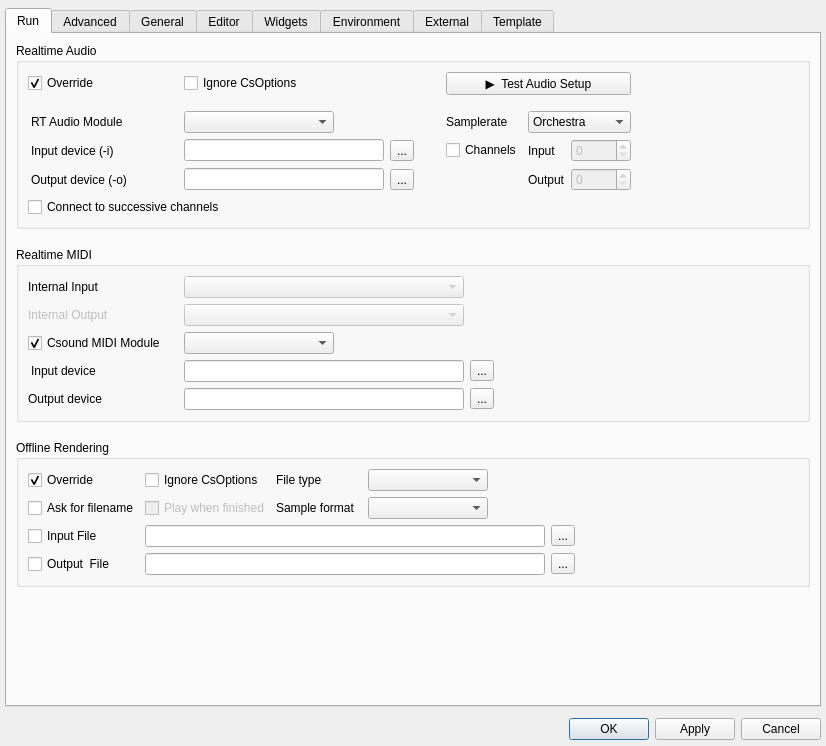
Qt form src/configdialog.ui (CsoundQt/CsoundQt) before a commit.
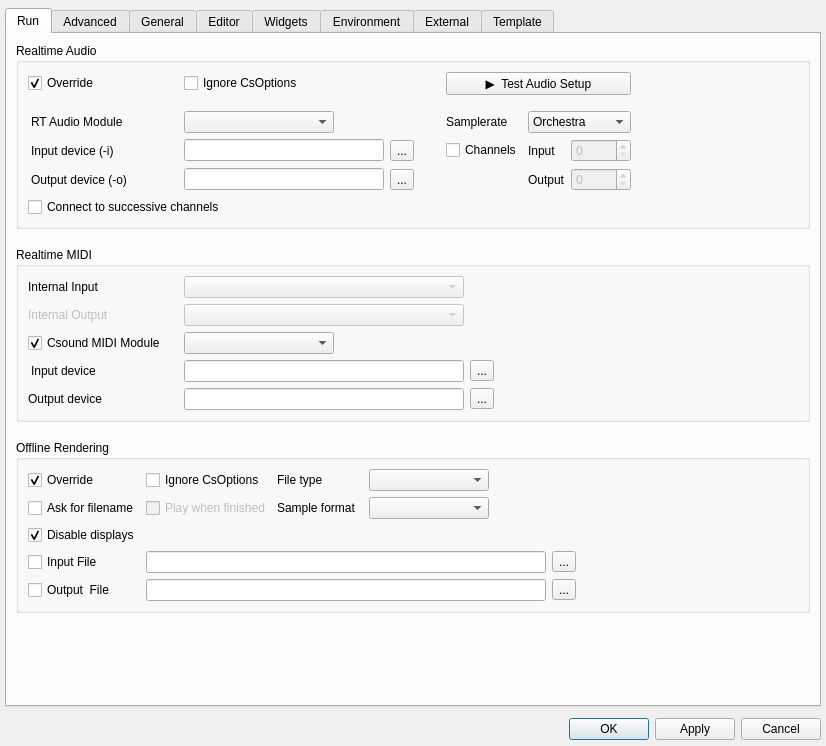
The same form after that commit. The open tabs and pages were chosen to show the change.

```diff
--- a/src/configdialog.ui
+++ b/src/configdialog.ui
@@ -862,6 +862,19 @@
                 <property name="spacing">
                  <number>6</number>
                 </property>
+                <item row="2" column="0">
+                 <widget class="QCheckBox" name="DisableDisplaysCheckBox">
+                  <property name="toolTip">
+                   <string>Pass --nodisplays to Csound when rendering offline. This suppresses Csound's display opcodes. CsoundQt widget drawing is disabled separately during rendering.</string>
+                  </property>
+                  <property name="text">
+                   <string>Disable displays</string>
+                  </property>
+                  <property name="checked">
+                   <bool>true</bool>
+                  </property>
+                 </widget>
+                </item>
                 <item row="0" column="3">
                  <widget class="QLabel" name="label_9">
                   <property name="maximumSize">
```
